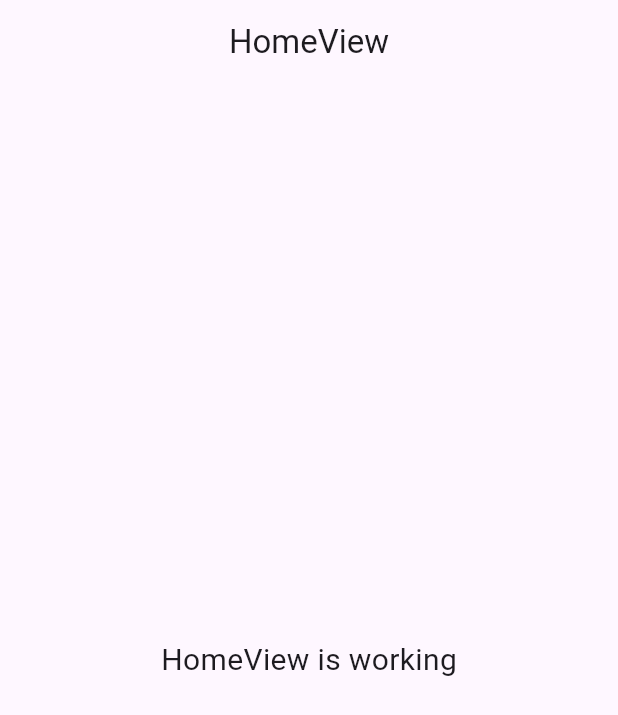
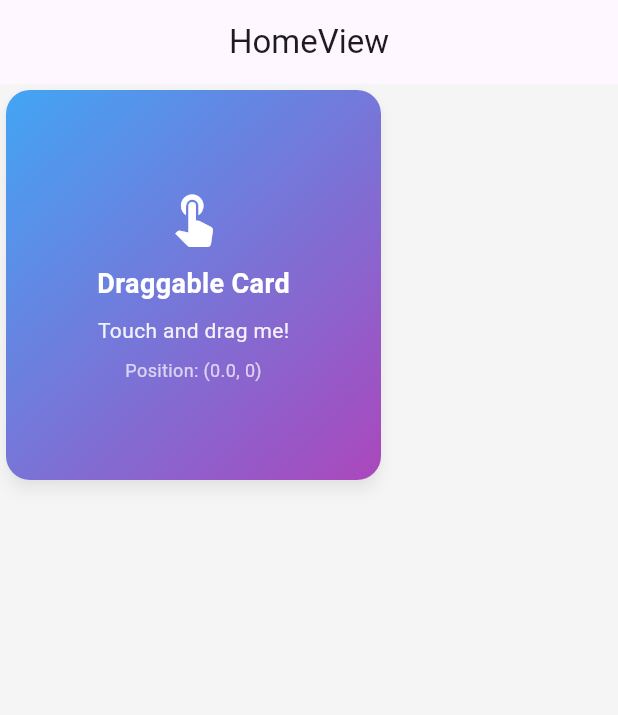
Before and after one commit to MD-Redwan-Ul-Abir/fluter_widget_practice, a Flutter app: the screen it shows after launch, on a phone screen of 412 x 824 dp. Shown: the top 715 px of the screen. Run offline on Flutter 3.47's test engine with Material 3 defaults, Android fonts, the phone set to English and light mode, and no system bars; our stand-ins replace get.

Commit message:
draging practice

```diff
--- a/lib/app/modules/home/views/home_view.dart
+++ b/lib/app/modules/home/views/home_view.dart
@@ -1,22 +1,124 @@
 import 'package:flutter/material.dart';
-
 import 'package:get/get.dart';
-
 import '../controllers/home_controller.dart';
 
-class HomeView extends GetView<HomeController> {
+class HomeView extends StatefulWidget {
   const HomeView({super.key});
+
+  @override
+  State<HomeView> createState() => _HomeViewState();
+}
+
+class _HomeViewState extends State<HomeView> {
+  // Access the GetX controller
+  final HomeController controller = Get.find<HomeController>();
+  Offset position = Offset(0, 0);
+
+  // State variables for dragging
+
   @override
   Widget build(BuildContext context) {
+    var width = MediaQuery.sizeOf(context).width;
+    var height = MediaQuery.sizeOf(context).width;
+
+    bool isDragging = false;
+
     return Scaffold(
       appBar: AppBar(
         title: const Text('HomeView'),
         centerTitle: true,
       ),
-      body: const Center(
-        child: Text(
-          'HomeView is working',
-          style: TextStyle(fontSize: 20),
+      body: Container(
+        width: double.infinity,
+        height: double.infinity,
+        color: Colors.grey[100],
+        child: Stack(
+          children: [
+            Positioned(
+              left: position.dx,
+              top: position.dy,
+              child: GestureDetector(
+                onPanStart: (details) {
+                  setState(() {
+                    isDragging = true;
+                  });
+                },
+                onPanUpdate: (details) {
+                  setState(() {
+                    position += details.delta;
+                  });
+                },
+                onPanEnd: (details) {
+                  setState(() {
+                    isDragging = false;
+                  });
+                },
+                child: AnimatedContainer(
+                  duration: Duration(milliseconds: isDragging ? 0 : 200),
+                  transform: Matrix4.identity()
+                    ..scale(isDragging ? 1.05 : 1.0),
+                  child: Card(
+                    elevation: isDragging ? 12 : 4,
+                    shadowColor: Colors.black.withOpacity(0.3),
+                    shape: RoundedRectangleBorder(
+                      borderRadius: BorderRadius.circular(16),
+                    ),
+                    child: Container(
+                      width: 250,
+                      height: 260,
+
+                      decoration: BoxDecoration(
+                        borderRadius: BorderRadius.circular(16),
+                        gradient: LinearGradient(
+                          begin: Alignment.topLeft,
+                          end: Alignment.bottomRight,
+                          colors: [
+                            Colors.blue.shade400,
+                            Colors.purple.shade400,
+                          ],
+                        ),
+                      ),
+                      child: Column(
+                        mainAxisAlignment: MainAxisAlignment.center,
+                        children: [
+                          Icon(
+                            Icons.touch_app,
+                            size: 40,
+                            color: Colors.white,
+                          ),
+                          SizedBox(height: 12),
+                          Text(
+                            'Draggable Card',
+                            style: TextStyle(
+                              fontSize: 18,
+                              fontWeight: FontWeight.bold,
+                              color: Colors.white,
+                            ),
+                          ),
+                          SizedBox(height: 8),
+                          Text(
+                            'Touch and drag me!',
+                            style: TextStyle(
+                              fontSize: 14,
+                              color: Colors.white.withOpacity(0.9),
+                            ),
+                          ),
+                          SizedBox(height: 8),
+                          Text(
+                            'Position: (${position.dx}, ${position.dy.round()})',
+                            style: TextStyle(
+                              fontSize: 12,
+                              color: Colors.white.withOpacity(0.7),
+                            ),
+                          ),
+                        ],
+                      ),
+                    ),
+                  ),
+                ),
+              ),
+            ),
+          ],
         ),
       ),
     );
```
Also changed, not shown: 7 other files.
